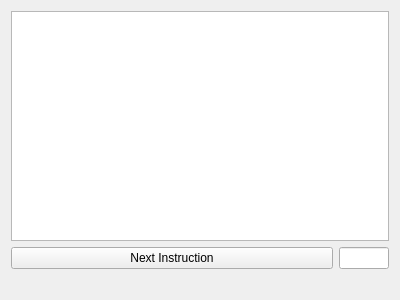
Old version of the form src/cpu.ui in the repository FizzyGalacticus/gbdynbintrans.
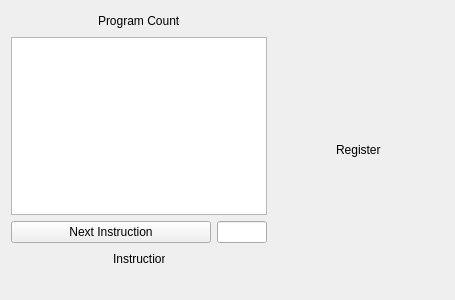
New version of the form.

Commit message: Moved RegisterBank object from MainWindow to Cpu.

Diff of the .ui file:
```diff
--- a/src/cpu.ui
+++ b/src/cpu.ui
@@ -6,7 +6,7 @@
    <rect>
     <x>0</x>
     <y>0</y>
-    <width>400</width>
+    <width>455</width>
     <height>300</height>
    </rect>
   </property>
@@ -15,8 +15,53 @@
   </property>
   <layout class="QGridLayout" name="gridLayout">
    <item row="0" column="0">
-    <layout class="QVBoxLayout" name="verticalLayout">
+    <layout class="QHBoxLayout" name="centralLayout">
      <item>
+      <layout class="QGridLayout" name="gridLayout_2">
+       <item row="0" column="0">
+        <layout class="QHBoxLayout" name="horizontalLayout_3">
+         <item>
+          <spacer name="horizontalSpacer_3">
+           <property name="orientation">
+            <enum>Qt::Horizontal</enum>
+           </property>
+           <property name="sizeHint" stdset="0">
+            <size>
+             <width>40</width>
+             <height>20</height>
+            </size>
+           </property>
+          </spacer>
+         </item>
+         <item>
+          <widget class="QLabel" name="programCounterLabel">
+           <property name="maximumSize">
+            <size>
+             <width>82</width>
+             <height>20</height>
+            </size>
+           </property>
+           <property name="text">
+            <string>Program Counter</string>
+           </property>
+          </widget>
+         </item>
+         <item>
+          <spacer name="horizontalSpacer_2">
+           <property name="orientation">
+            <enum>Qt::Horizontal</enum>
+           </property>
+           <property name="sizeHint" stdset="0">
+            <size>
+             <width>40</width>
+             <height>20</height>
+            </size>
+           </property>
+          </spacer>
+         </item>
+        </layout>
+       </item>
+       <item row="1" column="0">
       <widget class="QTextBrowser" name="textBrowser">
        <property name="lineWrapMode">
         <enum>QTextEdit::FixedColumnWidth</enum>
@@ -33,7 +78,7 @@
        </property>
       </widget>
      </item>
-     <item>
+       <item row="2" column="0">
       <layout class="QHBoxLayout" name="horizontalLayout">
        <item>
         <widget class="QPushButton" name="nextInstructionButton">
@@ -57,10 +102,56 @@
        </item>
       </layout>
      </item>
+       <item row="3" column="0">
+        <layout class="QGridLayout" name="instructionLayout">
+         <property name="sizeConstraint">
+          <enum>QLayout::SetDefaultConstraint</enum>
+         </property>
+         <item row="0" column="0">
+          <layout class="QHBoxLayout" name="instructionLabelLayout">
+           <item>
+            <spacer name="horizontalSpacer_7">
+             <property name="orientation">
+              <enum>Qt::Horizontal</enum>
+             </property>
+             <property name="sizeHint" stdset="0">
+              <size>
+               <width>40</width>
+               <height>20</height>
+              </size>
+             </property>
+            </spacer>
+           </item>
+           <item>
+            <widget class="QLabel" name="instructionLabel">
+             <property name="maximumSize">
+              <size>
+               <width>52</width>
+               <height>20</height>
+              </size>
+             </property>
+             <property name="text">
+              <string>Instruction</string>
+             </property>
+            </widget>
+           </item>
+           <item>
+            <spacer name="horizontalSpacer_6">
+             <property name="orientation">
+              <enum>Qt::Horizontal</enum>
+             </property>
+             <property name="sizeHint" stdset="0">
+              <size>
+               <width>40</width>
+               <height>20</height>
+              </size>
+             </property>
+            </spacer>
+           </item>
     </layout>
    </item>
    <item row="1" column="0">
-    <layout class="QHBoxLayout" name="instructionLayout">
+          <layout class="QHBoxLayout" name="instructionWidgetLayout">
      <item>
       <spacer name="horizontalSpacer">
        <property name="orientation">
@@ -73,6 +164,59 @@
         </size>
        </property>
       </spacer>
+           </item>
+          </layout>
+         </item>
+        </layout>
+       </item>
+      </layout>
+     </item>
+     <item>
+      <layout class="QGridLayout" name="registerLayout">
+       <item row="0" column="0">
+        <layout class="QHBoxLayout" name="horizontalLayout_4">
+         <item>
+          <spacer name="horizontalSpacer_4">
+           <property name="orientation">
+            <enum>Qt::Horizontal</enum>
+           </property>
+           <property name="sizeHint" stdset="0">
+            <size>
+             <width>40</width>
+             <height>20</height>
+            </size>
+           </property>
+          </spacer>
+         </item>
+         <item>
+          <widget class="QLabel" name="registerLabel">
+           <property name="maximumSize">
+            <size>
+             <width>45</width>
+             <height>20</height>
+            </size>
+           </property>
+           <property name="text">
+            <string>Registers</string>
+           </property>
+          </widget>
+         </item>
+         <item>
+          <spacer name="horizontalSpacer_5">
+           <property name="orientation">
+            <enum>Qt::Horizontal</enum>
+           </property>
+           <property name="sizeHint" stdset="0">
+            <size>
+             <width>40</width>
+             <height>20</height>
+            </size>
+           </property>
+          </spacer>
+         </item>
+        </layout>
+       </item>
+      </layout>
      </item>
     </layout>
    </item>
```
Left out of the diff: 5 changed lines with no effect on the pictures. Lines whose indentation alone changed are shown as unchanged. The commit also changes 8 other files.
